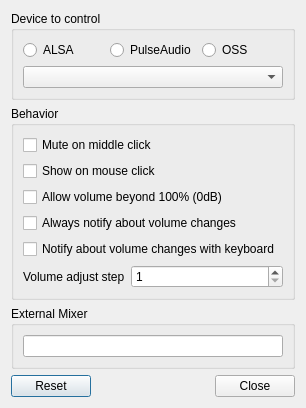
The window that plugin-volume/lxqtvolumeconfiguration.ui (deepin-community/lxqt-panel) describes before a commit, drawn with Qt 5.
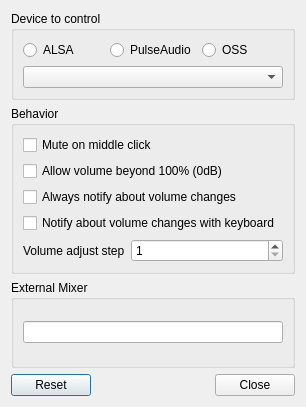
The same window after the commit.

Patch:
```diff
--- a/plugin-volume/lxqtvolumeconfiguration.ui
+++ b/plugin-volume/lxqtvolumeconfiguration.ui
@@ -64,13 +64,6 @@
         </property>
        </widget>
       </item>
-      <item>
-       <widget class="QCheckBox" name="showOnClickCheckBox">
-        <property name="text">
-         <string>Show on mouse click</string>
-        </property>
-       </widget>
-      </item>
       <item>
        <widget class="QCheckBox" name="ignoreMaxVolumeCheckBox">
         <property name="text">
```
Left out of the diff: 2 changed lines with no effect on the pictures.
